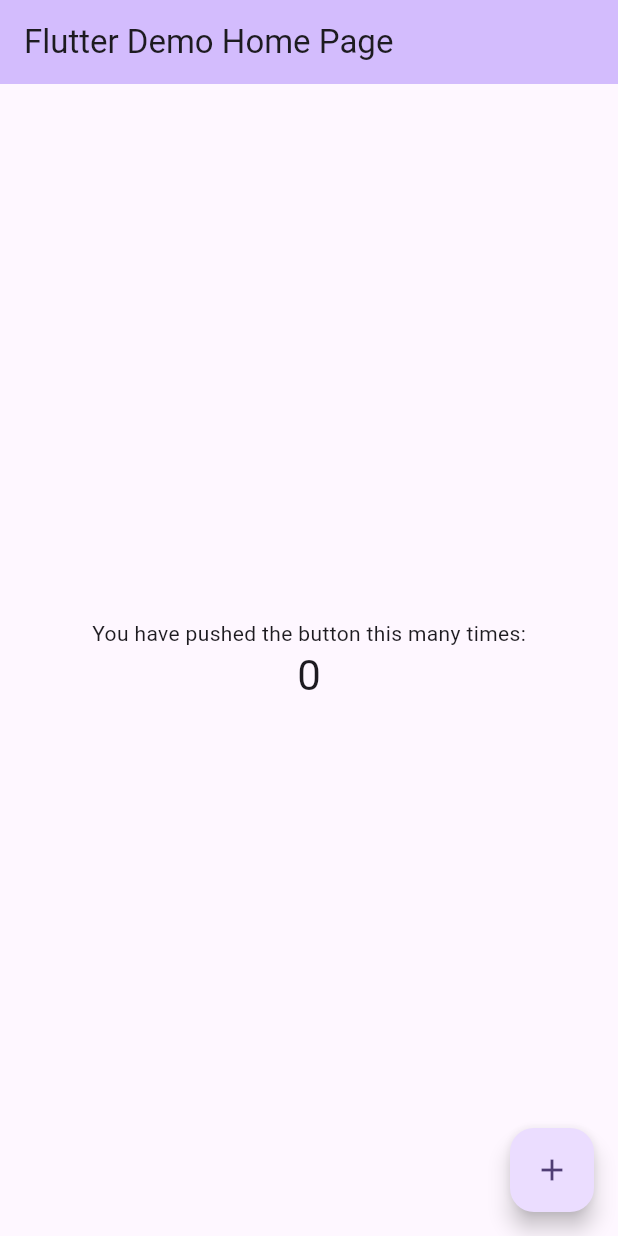
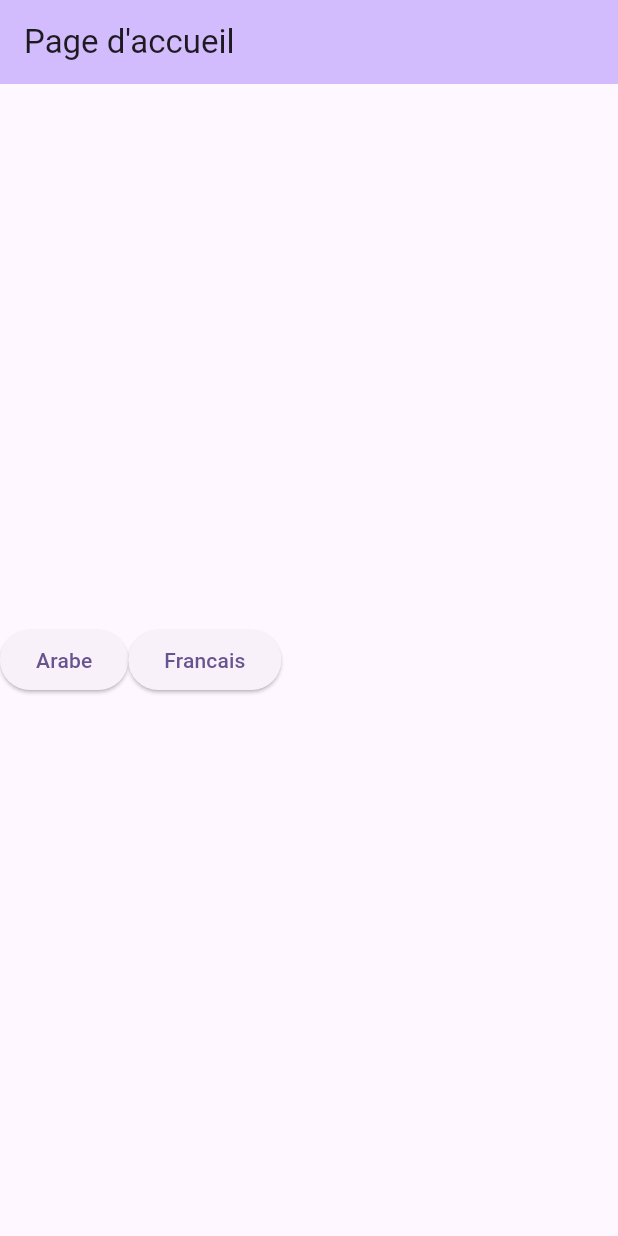
Before and after one commit to dszharikov/online_diary_mobile, a Flutter app: the screen it shows after launch, on a phone screen of 412 x 824 dp. Run offline on Flutter 3.47's test engine with Material 3 defaults, Android fonts, the phone set to English and light mode, and no system bars; our stand-ins replace dartz, dio, easy_localization, equatable, flutter_secure_storage, get_it and 2 more.

```diff
--- /dev/null
+++ b/assets/translations/ar-MA.json
@@ -0,0 +1,3 @@
+{
+  "title": "الصفحة الرئيسية"
+}
--- /dev/null
+++ b/assets/translations/fr-MA.json
@@ -0,0 +1,3 @@
+{
+  "title": "Page d'accueil"
+}
--- a/lib/core/networking/api_service.dart
+++ b/lib/core/networking/api_service.dart
@@ -48,7 +48,7 @@ class ApiService implements ApiInterface {
     // CachePolicy? cachePolicy,
     int? cacheAgeDays,
     bool requiresAuthToken = true,
-    required T Function(JSON responseBody) converter,
+    required T Function(JSON responseBody) converter
   }) async {
     try {
       // Entire map of response
--- a/lib/main.dart
+++ b/lib/main.dart
@@ -1,7 +1,17 @@
+import 'package:easy_localization/easy_localization.dart';
 import 'package:flutter/material.dart';
 
-void main() {
-  runApp(const MyApp());
+void main() async {
+  WidgetsFlutterBinding.ensureInitialized();
+  await EasyLocalization.ensureInitialized();
+  runApp(
+    EasyLocalization(
+      supportedLocales: [Locale("fr", "MA"), Locale("ar", "MA")],
+      path: "assets/translations",
+      saveLocale: true,
+      child: const MyApp(),
+    ),
+  );
 }
 
 class MyApp extends StatelessWidget {
@@ -11,6 +21,9 @@ class MyApp extends StatelessWidget {
   @override
   Widget build(BuildContext context) {
     return MaterialApp(
+      localizationsDelegates: context.localizationDelegates,
+      supportedLocales: context.supportedLocales,
+      locale: context.locale,
       title: 'Flutter Demo',
       theme: ThemeData(
         // This is the theme of your application.
@@ -54,19 +67,6 @@ class MyHomePage extends StatefulWidget {
 }
 
 class _MyHomePageState extends State<MyHomePage> {
-  int _counter = 0;
-
-  void _incrementCounter() {
-    setState(() {
-      // This call to setState tells the Flutter framework that something has
-      // changed in this State, which causes it to rerun the build method below
-      // so that the display can reflect the updated values. If we changed
-      // _counter without calling setState(), then the build method would not be
-      // called again, and so nothing would appear to happen.
-      _counter++;
-    });
-  }
-
   @override
   Widget build(BuildContext context) {
     // This method is rerun every time setState is called, for instance as done
@@ -83,12 +83,12 @@ class _MyHomePageState extends State<MyHomePage> {
         backgroundColor: Theme.of(context).colorScheme.inversePrimary,
         // Here we take the value from the MyHomePage object that was created by
         // the App.build method, and use it to set our appbar title.
-        title: Text(widget.title),
+        title: Text("title".tr()),
       ),
       body: Center(
         // Center is a layout widget. It takes a single child and positions it
         // in the middle of the parent.
-        child: Column(
+        child: Row(
           // Column is also a layout widget. It takes a list of children and
           // arranges them vertically. By default, it sizes itself to fit its
           // children horizontally, and tries to be as tall as its parent.
@@ -102,20 +102,26 @@ class _MyHomePageState extends State<MyHomePage> {
           // TRY THIS: Invoke "debug painting" (choose the "Toggle Debug Paint"
           // action in the IDE, or press "p" in the console), to see the
           // wireframe for each widget.
-          mainAxisAlignment: MainAxisAlignment.center,
+          mainAxisAlignment: MainAxisAlignment.start,
           children: <Widget>[
-            const Text('You have pushed the button this many times:'),
-            Text(
-              '$_counter',
-              style: Theme.of(context).textTheme.headlineMedium,
+            ElevatedButton(
+              onPressed: () {
+                setState(() {
+                  context.setLocale(Locale("ar", "MA"));
+                });
+              },
+              child: Text("Arabe"),
+            ),
+            ElevatedButton(
+              onPressed: () {
+                setState(() {
+                  context.setLocale(Locale("fr", "MA"));
+                });
+              },
+              child: Text("Francais"),
             ),
           ],
         ),
-      ),
-      floatingActionButton: FloatingActionButton(
-        onPressed: _incrementCounter,
-        tooltip: 'Increment',
-        child: const Icon(Icons.add),
       ), // This trailing comma makes auto-formatting nicer for build methods.
     );
   }
--- a/pubspec.yaml
+++ b/pubspec.yaml
@@ -31,6 +31,8 @@ dependencies:
   flutter:
     sdk: flutter
 
+  easy_localization: ^3.0.7+1
+
   # The following adds the Cupertino Icons font to your application.
   # Use with the CupertinoIcons class for iOS style icons.
   cupertino_icons: ^1.0.8
@@ -56,7 +58,7 @@ dependencies:
   google_fonts: ^6.2.0
 
   # international text
-  intl: ^0.20.2
+  intl: ^0.19.0
 
   # dependency injection
   get_it: ^8.0.3
@@ -85,6 +87,8 @@ flutter:
 
   # To add assets to your application, add an assets section, like this:
   # assets:
+  assets:
+    - assets/translations/
   #   - images/a_dot_burr.jpeg
   #   - images/a_dot_ham.jpeg
 
```
Also changed, not shown: lib/core/networking/interceptors/api_interceptor.dart (+5 -11 lines), lib/core/networking/interceptors/refresh_token_interceptor.dart (+4 -6 lines), pubspec.lock, 5 other files.
